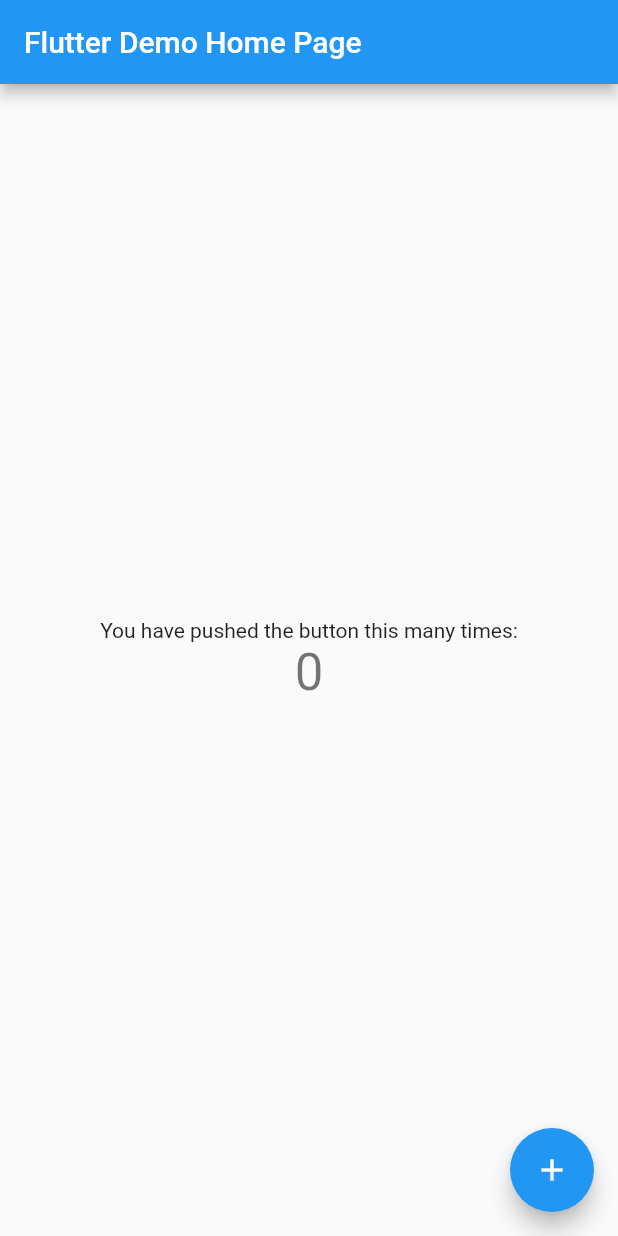
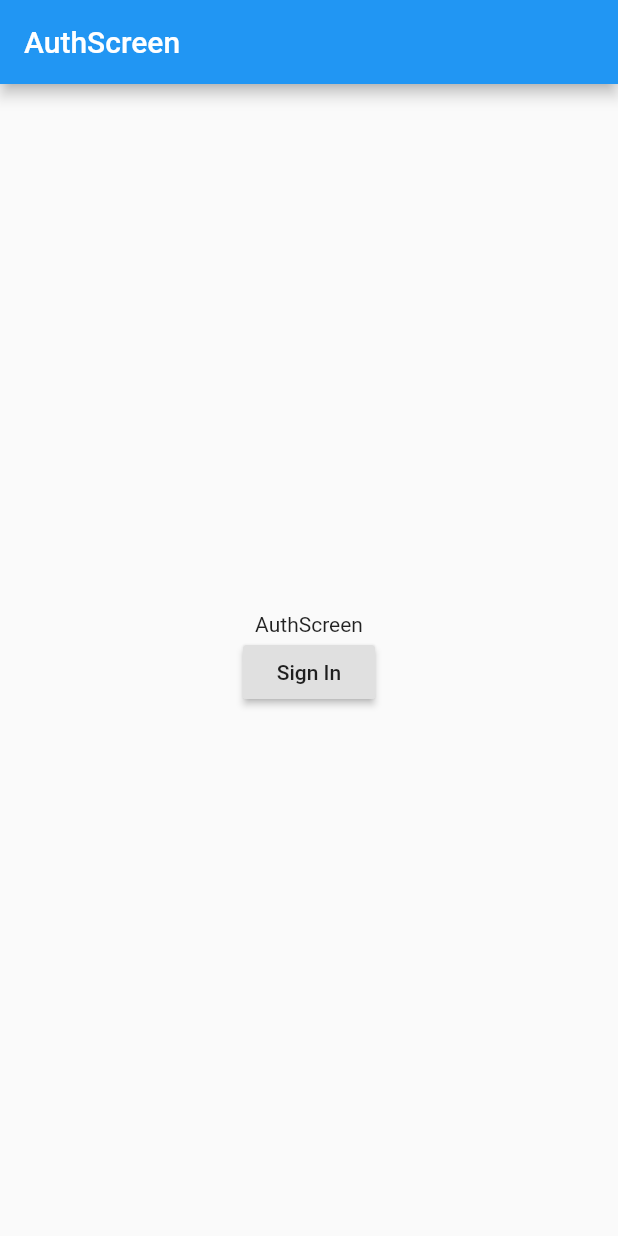
Before and after one commit to antoniosalte/Healthy-Trivia, a Flutter app: the screen it shows after launch, on a phone screen of 412 x 824 dp. Run offline on Flutter 3.47's test engine with Material 2 defaults, Android fonts, the phone set to English and light mode, and no system bars; our stand-ins replace firebase_auth; accounts and stored records are empty.

Commit message:
Provider and FirebaseAuth
Providers:
- AuthProvider: SignInAnonymously and SignOut

Screens:
- AuthScreen
- HomeScreen

```diff
--- a/lib/main.dart
+++ b/lib/main.dart
@@ -1,4 +1,8 @@
 import 'package:flutter/material.dart';
+import 'package:healthytrivia/providers/auth_provider.dart';
+import 'package:healthytrivia/screens/auth_screen.dart';
+import 'package:healthytrivia/screens/home_screen.dart';
+import 'package:provider/provider.dart';
 
 void main() => runApp(MyApp());
 
@@ -6,106 +10,77 @@ class MyApp extends StatelessWidget {
   // This widget is the root of your application.
   @override
   Widget build(BuildContext context) {
-    return MaterialApp(
-      title: 'Flutter Demo',
-      theme: ThemeData(
-        // This is the theme of your application.
-        //
-        // Try running your application with "flutter run". You'll see the
-        // application has a blue toolbar. Then, without quitting the app, try
-        // changing the primarySwatch below to Colors.green and then invoke
-        // "hot reload" (press "r" in the console where you ran "flutter run",
-        // or simply save your changes to "hot reload" in a Flutter IDE).
-        // Notice that the counter didn't reset back to zero; the application
-        // is not restarted.
-        primarySwatch: Colors.blue,
+    return MultiProvider(
+      providers: [
+        ChangeNotifierProvider<AuthProvider>(create: (_) => AuthProvider()),
+      ],
+      child: MaterialApp(
+        title: 'Flutter Demo',
+        theme: ThemeData(
+          primarySwatch: Colors.blue,
+        ),
+        home: AuthManager(title: 'Flutter Demo Home Page'),
       ),
-      home: MyHomePage(title: 'Flutter Demo Home Page'),
     );
   }
 }
 
-class MyHomePage extends StatefulWidget {
-  MyHomePage({Key key, this.title}) : super(key: key);
-
-  // This widget is the home page of your application. It is stateful, meaning
-  // that it has a State object (defined below) that contains fields that affect
-  // how it looks.
-
-  // This class is the configuration for the state. It holds the values (in this
-  // case the title) provided by the parent (in this case the App widget) and
-  // used by the build method of the State. Fields in a Widget subclass are
-  // always marked "final".
+class AuthManager extends StatelessWidget {
+  AuthManager({Key key, this.title}) : super(key: key);
 
   final String title;
 
   @override
-  _MyHomePageState createState() => _MyHomePageState();
-}
+  Widget build(BuildContext context) {
+    AuthProvider authProvider =
+        Provider.of<AuthProvider>(context, listen: true);
 
-class _MyHomePageState extends State<MyHomePage> {
-  int _counter = 0;
-
-  void _incrementCounter() {
-    setState(() {
-      // This call to setState tells the Flutter framework that something has
-      // changed in this State, which causes it to rerun the build method below
-      // so that the display can reflect the updated values. If we changed
-      // _counter without calling setState(), then the build method would not be
-      // called again, and so nothing would appear to happen.
-      _counter++;
-    });
+    if (authProvider.isAuthenticated) {
+      return HomeScreen();
+    } else {
+      return AuthScreen();
+    }
   }
 
-  @override
-  Widget build(BuildContext context) {
-    // This method is rerun every time setState is called, for instance as done
-    // by the _incrementCounter method above.
-    //
-    // The Flutter framework has been optimized to make rerunning build methods
-    // fast, so that you can just rebuild anything that needs updating rather
-    // than having to individually change instances of widgets.
-    return Scaffold(
-      appBar: AppBar(
-        // Here we take the value from the MyHomePage object that was created by
-        // the App.build method, and use it to set our appbar title.
-        title: Text(widget.title),
-      ),
-      body: Center(
-        // Center is a layout widget. It takes a single child and positions it
-        // in the middle of the parent.
-        child: Column(
-          // Column is also a layout widget. It takes a list of children and
-          // arranges them vertically. By default, it sizes itself to fit its
-          // children horizontally, and tries to be as tall as its parent.
-          //
-          // Invoke "debug painting" (press "p" in the console, choose the
-          // "Toggle Debug Paint" action from the Flutter Inspector in Android
-          // Studio, or the "Toggle Debug Paint" command in Visual Studio Code)
-          // to see the wireframe for each widget.
-          //
-          // Column has various properties to control how it sizes itself and
-          // how it positions its children. Here we use mainAxisAlignment to
-          // center the children vertically; the main axis here is the vertical
-          // axis because Columns are vertical (the cross axis would be
-          // horizontal).
-          mainAxisAlignment: MainAxisAlignment.center,
-          children: <Widget>[
-            Text(
-              'You have pushed the button this many times:',
-            ),
-            Text(
-              '$_counter',
-              style: Theme.of(context).textTheme.display1,
-            ),
-          ],
-        ),
-      ),
-      floatingActionButton: FloatingActionButton(
-        onPressed: _incrementCounter,
-        tooltip: 'Increment',
-        child: Icon(Icons.add),
-      ), // This trailing comma makes auto-formatting nicer for build methods.
-    );
-  }
+  //   if (authProvider.isAuthenticated) {
+  //     body = Column(
+  //       mainAxisAlignment: MainAxisAlignment.center,
+  //       children: <Widget>[Text('Authenticated')],
+  //     );
+  //   } else {
+  //     body = Column(
+  //       mainAxisAlignment: MainAxisAlignment.center,
+  //       children: <Widget>[Text('Unauthenticated')],
+  //     );
+  //   }
+
+  //   return Scaffold(
+  //     backgroundColor: Colors.white,
+  //     appBar: AppBar(
+  //       title: Text(title),
+  //       centerTitle: true,
+  //     ),
+  //     body: body,
+  //     floatingActionButton: Column(
+  //       mainAxisAlignment: MainAxisAlignment.end,
+  //       children: <Widget>[
+  //         (!authProvider.isAuthenticated
+  //             ? FloatingActionButton(
+  //                 onPressed: () {
+  //                   authProvider.signInAnonymously();
+  //                 },
+  //                 tooltip: 'Sign In Anonymously',
+  //                 child: Icon(Icons.account_circle),
+  //               )
+  //             : FloatingActionButton(
+  //                 onPressed: () {
+  //                   authProvider.signOut();
+  //                 },
+  //                 tooltip: 'Sign Out',
+  //                 child: Icon(Icons.exit_to_app),
+  //               ))
+  //       ],
+  //     ),
+  //   );
+  // }
 }
--- /dev/null
+++ b/lib/providers/auth_provider.dart
@@ -0,0 +1,53 @@
+import 'dart:async';
+import 'package:flutter/material.dart';
+import 'package:firebase_auth/firebase_auth.dart';
+
+class AuthProvider with ChangeNotifier {
+  FirebaseUser user;
+  StreamSubscription userSubscription;
+  FirebaseAuth _firebaseAuth = FirebaseAuth.instance;
+
+  AuthProvider() {
+    userSubscription = _firebaseAuth.onAuthStateChanged.listen((newUser) {
+      print('[AuthProvider][FirebaseAuth] onAuthStateChanged $newUser');
+      user = newUser;
+      notifyListeners();
+    }, onError: (error) {
+      print('[AuthProvider][FirebaseAuth] onAuthStateChanged $error');
+    });
+  }
+
+  @override
+  void dispose() {
+    if (userSubscription != null) {
+      userSubscription.cancel();
+      userSubscription = null;
+    }
+    super.dispose();
+  }
+
+  bool get isAnonymous {
+    assert(user != null);
+    bool isAnonymusUser = true;
+    for (UserInfo info in user.providerData) {
+      if (info.providerId == "facebook.com" ||
+          info.providerId == "google.com" ||
+          info.providerId == "password") {
+        isAnonymusUser = false;
+      }
+    }
+    return isAnonymusUser;
+  }
+
+  bool get isAuthenticated {
+    return user != null;
+  }
+
+  Future<void> signInAnonymously() async {
+    await _firebaseAuth.signInAnonymously();
+  }
+
+  Future<void> signOut() async {
+    await _firebaseAuth.signOut();
+  }
+}
--- /dev/null
+++ b/lib/screens/auth_screen.dart
@@ -0,0 +1,35 @@
+import 'package:flutter/material.dart';
+import 'package:healthytrivia/providers/auth_provider.dart';
+import 'package:provider/provider.dart';
+
+class AuthScreen extends StatefulWidget {
+  @override
+  _AuthScreenState createState() => _AuthScreenState();
+}
+
+class _AuthScreenState extends State<AuthScreen> {
+  @override
+  Widget build(BuildContext context) {
+    AuthProvider authProvider =
+        Provider.of<AuthProvider>(context, listen: true);
+    return Scaffold(
+      appBar: AppBar(
+        title: Text('AuthScreen'),
+      ),
+      body: Center(
+        child: Column(
+          mainAxisAlignment: MainAxisAlignment.center,
+          children: <Widget>[
+            Text('AuthScreen'),
+            RaisedButton(
+              child: Text('Sign In'),
+              onPressed: () {
+                authProvider.signInAnonymously();
+              },
+            )
+          ],
+        ),
+      ),
+    );
+  }
+}
--- a/pubspec.yaml
+++ b/pubspec.yaml
@@ -21,6 +21,9 @@ dependencies:
     sdk: flutter
 
   cupertino_icons: ^0.1.2
+
+  provider: ^4.1.2
+  firebase_auth: ^0.16.1
 
 dev_dependencies:
   flutter_test:
```
Also changed, not shown: lib/screens/home_screen.dart (added, +35 -0 lines), pubspec.lock, 6 other files.
